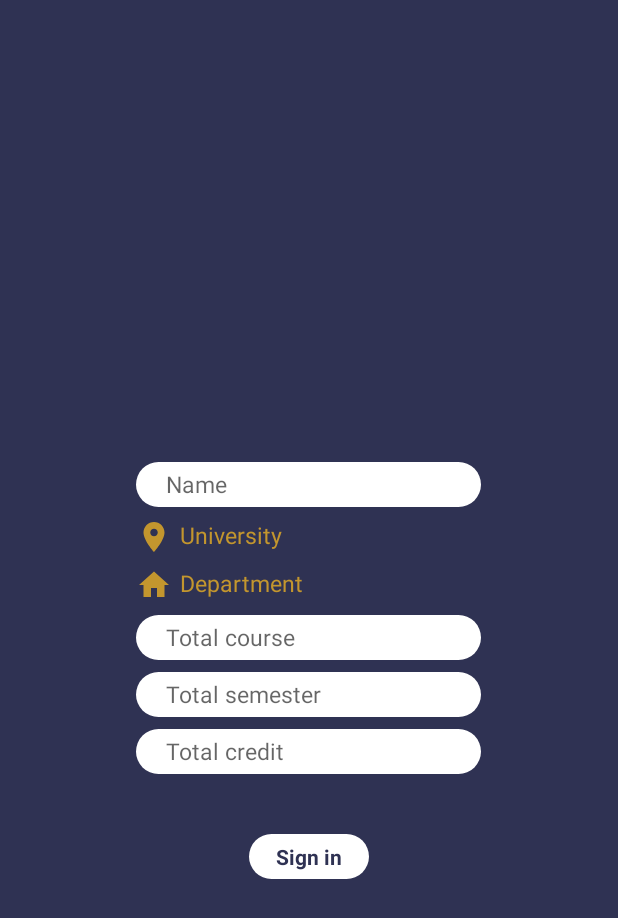
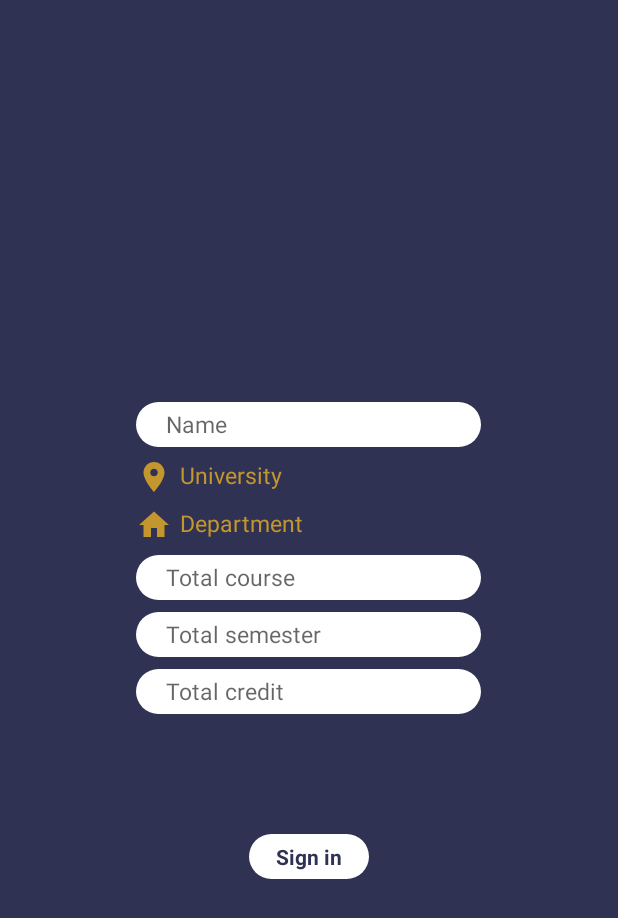
Before and after one commit to Apurba000Biswas/CourseAssistant, an Android app: the screen it shows after launch (MainActivity), on a phone screen of 412 x 824 dp. Shown: the top 918 px of the screen. Run offline under Robolectric (Android 15) with nearby library versions, the phone set to English and light mode, and no system bars.

Commit message:
1.3 Updated Log in Ui

```diff
--- a/app/src/main/res/layout/activity_main.xml
+++ b/app/src/main/res/layout/activity_main.xml
@@ -12,6 +12,7 @@
         android:orientation="vertical"
         android:layout_width="wrap_content"
         android:layout_centerInParent="true"
+        android:paddingBottom="80dp"
         android:layout_height="wrap_content">
 
         <EditText
@@ -98,7 +99,6 @@
     <TextView
         android:layout_below="@id/input_holder"
         android:layout_centerInParent="true"
-        android:layout_marginTop="40dp"
         android:background="@drawable/arch"
         android:paddingLeft="16dp"
         android:textColor="@color/mainBackground"
@@ -109,7 +109,4 @@
         android:layout_width="80dp"
         android:layout_height="30dp" />
 
-
-
-
 </RelativeLayout>
```
